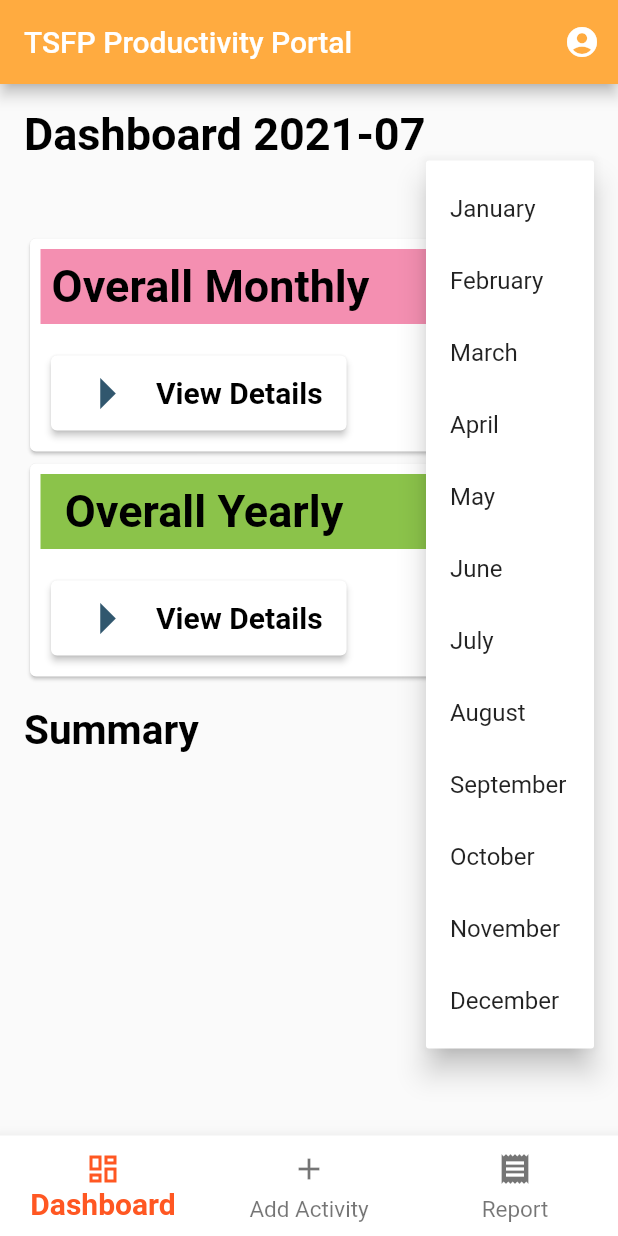
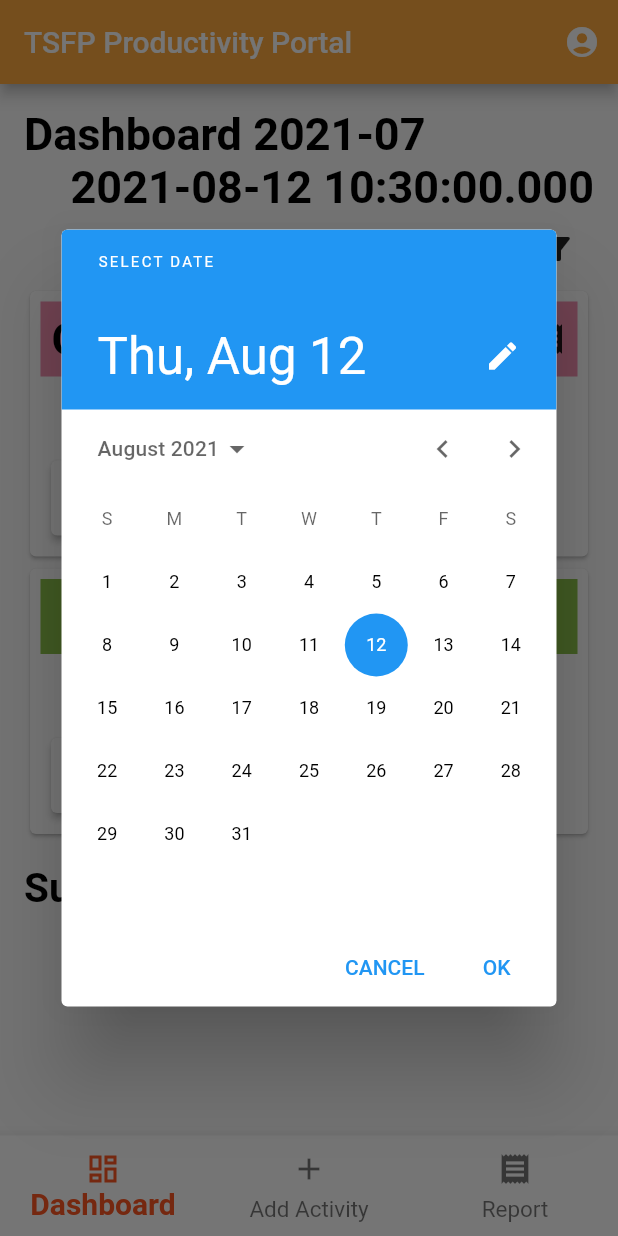
Before and after one commit to amanasmuei/NMS-Productivity-Portal, a Flutter app: the Dashboard screen opened directly, after a tap on the "filter alt" icon, on a phone screen of 412 x 824 dp. Run offline on Flutter 3.47's test engine with Material 2 defaults, Android fonts, the phone set to English and light mode, and no system bars.

Commit message:
add calendar

```diff
--- a/lib/Activity_detail.dart
+++ b/lib/Activity_detail.dart
@@ -85,6 +85,7 @@ class _ActivityDetailsState extends State<ActivityDetails> {
                                         fontSize: 30.0,
                                         fontWeight: FontWeight.bold
                                     ),),
+
                                 ],
                               ),
                             ),
--- a/lib/Dashboard.dart
+++ b/lib/Dashboard.dart
@@ -15,6 +15,18 @@ class Dashboard extends StatefulWidget{
 }
 
 class InitState extends State<Dashboard>{
+  DateTime currentDate = DateTime.now();
+  Future<void> _selectDate(BuildContext context) async {
+    final DateTime pickedDate = await showDatePicker(
+        context: context,
+        initialDate: currentDate,
+        firstDate: DateTime(2015),
+        lastDate: DateTime(2050));
+    if (pickedDate != null && pickedDate != currentDate)
+      setState(() {
+        currentDate = pickedDate;
+      });
+  }
 
 
 
@@ -83,7 +95,7 @@ class InitState extends State<Dashboard>{
             padding: new EdgeInsets.only(left: 16.0, right: 16.0, top: 16.0),
             alignment: Alignment.topCenter,
             child: new Column(
-                mainAxisSize: MainAxisSize.max,
+                mainAxisSize: MainAxisSize.min,
                 crossAxisAlignment: CrossAxisAlignment.stretch,
                 textDirection: TextDirection.rtl,
                   children: <Widget>[
@@ -95,102 +107,21 @@ class InitState extends State<Dashboard>{
                           fontWeight: FontWeight.bold
                       ),
                     ),
-                    Container(
-                      alignment: Alignment.topRight,
-                      child: PopupMenuButton<String>(
-                        icon: Icon(Icons.filter_alt),
-                        onSelected: (String result) {
-                          switch (result) {
-                            case 'January':
-                              print('filter 1 clicked');
-                              break;
-                            case 'February':
-                              print('filter 2 clicked');
-                              break;
-                            case 'March':
-                              print('Clear filters');
-                              break;
-                            case 'April':
-                              print('filter 2 clicked');
-                              break;
-                            case 'May':
-                              print('filter 2 clicked');
-                              break;
-                            case 'June':
-                              print('filter 2 clicked');
-                              break;
-                            case 'July':
-                              print('filter 2 clicked');
-                              break;
-                            case 'August':
-                              print('filter 2 clicked');
-                              break;
-                            case 'September':
-                              print('filter 2 clicked');
-                              break;
-                            case 'October':
-                              print('filter 2 clicked');
-                              break;
-                            case 'November':
-                              print('filter 2 clicked');
-                              break;
-                            case 'December':
-                              print('filter 2 clicked');
-                              break;
-                            default:
-                          }
-                        },
-                        itemBuilder: (BuildContext context) => <PopupMenuEntry<String>>[
-                          const PopupMenuItem<String>(
-                            value: 'January',
-                            child: Text('January'),
-                          ),
-                          const PopupMenuItem<String>(
-                            value: 'filter2',
-                            child: Text('February'),
-                          ),
-                          const PopupMenuItem<String>(
-                            value: 'filter2',
-                            child: Text('March'),
-                          ),
-                          const PopupMenuItem<String>(
-                            value: 'filter2',
-                            child: Text('April'),
-                          ),
-                          const PopupMenuItem<String>(
-                            value: 'filter2',
-                            child: Text('May'),
-                          ),
-                          const PopupMenuItem<String>(
-                            value: 'filter2',
-                            child: Text('June'),
-                          ),
-                          const PopupMenuItem<String>(
-                            value: 'filter2',
-                            child: Text('July'),
-                          ),
-                          const PopupMenuItem<String>(
-                            value: 'filter2',
-                            child: Text('August'),
-                          ),
-                          const PopupMenuItem<String>(
-                            value: 'filter2',
-                            child: Text('September'),
-                          ),
-                          const PopupMenuItem<String>(
-                            value: 'filter2',
-                            child: Text('October'),
-                          ),
-                          const PopupMenuItem<String>(
-                            value: 'filter2',
-                            child: Text('November'),
-                          ),
-                          const PopupMenuItem<String>(
-                            value: 'clearFilters',
-                            child: Text('December'),
-                          ),
-                        ],
-                      ),
+                    Column(
+                      crossAxisAlignment: CrossAxisAlignment.end,
+                      mainAxisSize: MainAxisSize.min,
+                      children: <Widget>[
+                        Text(currentDate.toString(),
+                          style: TextStyle(
+                              color: Colors.black,
+                              fontSize: 30.0,
+                              fontWeight: FontWeight.bold
+                          ),),
+                        IconButton(
+                          icon: Icon(Icons.filter_alt),
+                          onPressed: () => _selectDate(context),
+                        ),
+                      ],
                     ),
 
 
@@ -242,6 +173,13 @@ class InitState extends State<Dashboard>{
                                 ),
                               ),
                             ),
+                        Text("Title 1",
+                          textAlign: TextAlign.start,
+                          style: TextStyle(
+                              color: Colors.black,
+                              fontSize: 30.0,
+                              fontWeight: FontWeight.bold
+                          ),),
 
                         new Padding(
                             padding: new EdgeInsets.all(7.0),
@@ -326,6 +264,13 @@ class InitState extends State<Dashboard>{
                             ),
                           ),
                         ),
+                        Text("Title 1",
+                          textAlign: TextAlign.start,
+                          style: TextStyle(
+                              color: Colors.black,
+                              fontSize: 30.0,
+                              fontWeight: FontWeight.bold
+                          ),),
 
                         new Padding(
                             padding: new EdgeInsets.all(7.0),
@@ -378,9 +323,13 @@ class InitState extends State<Dashboard>{
                                 fontWeight: FontWeight.bold
                             ),
                           ),
-                        ]
+                        ],
+
                     ),
-                  )
+                  ),
+
+
+
 
 
 
--- a/lib/Dashboard_details.dart
+++ b/lib/Dashboard_details.dart
@@ -53,7 +53,7 @@ class _DashboardDetailsState extends State<DashboardDetails> {
         body:    /*_children[_currentIndex],*/
         SingleChildScrollView(
           child: Container(
-            padding: new EdgeInsets.only(left: 16.0, bottom: 0.0, right: 16.0,),
+            padding: new EdgeInsets.only(left: 16.0, bottom: 16.0, right: 16.0,),
             child: new Column(
                 mainAxisSize: MainAxisSize.max,
                 crossAxisAlignment: CrossAxisAlignment.stretch,
@@ -87,6 +87,7 @@ class _DashboardDetailsState extends State<DashboardDetails> {
                                         fontWeight: FontWeight.bold
                                     ),),
                                   PopupMenuButton<String>(
+                                    padding: EdgeInsets.only(left: 250),
                                     icon: Icon(Icons.receipt),
                                     onSelected: (String result) {
                                       switch (result) {
@@ -136,6 +137,7 @@ class _DashboardDetailsState extends State<DashboardDetails> {
                                         fontWeight: FontWeight.bold
                                     ),),
                                   PopupMenuButton<String>(
+                                    padding: EdgeInsets.only(left: 250),
                                     icon: Icon(Icons.receipt),
                                     onSelected: (String result) {
                                       switch (result) {
@@ -187,6 +189,7 @@ class _DashboardDetailsState extends State<DashboardDetails> {
                                         fontWeight: FontWeight.bold
                                     ),),
                                   PopupMenuButton<String>(
+                                    padding: EdgeInsets.only(left: 250),
                                     icon: Icon(Icons.receipt),
                                     onSelected: (String result) {
                                       switch (result) {
@@ -237,6 +240,7 @@ class _DashboardDetailsState extends State<DashboardDetails> {
                                         fontWeight: FontWeight.bold
                                     ),),
                                   PopupMenuButton<String>(
+                                    padding: EdgeInsets.only(left: 250),
                                     icon: Icon(Icons.receipt),
                                     onSelected: (String result) {
                                       switch (result) {
```
